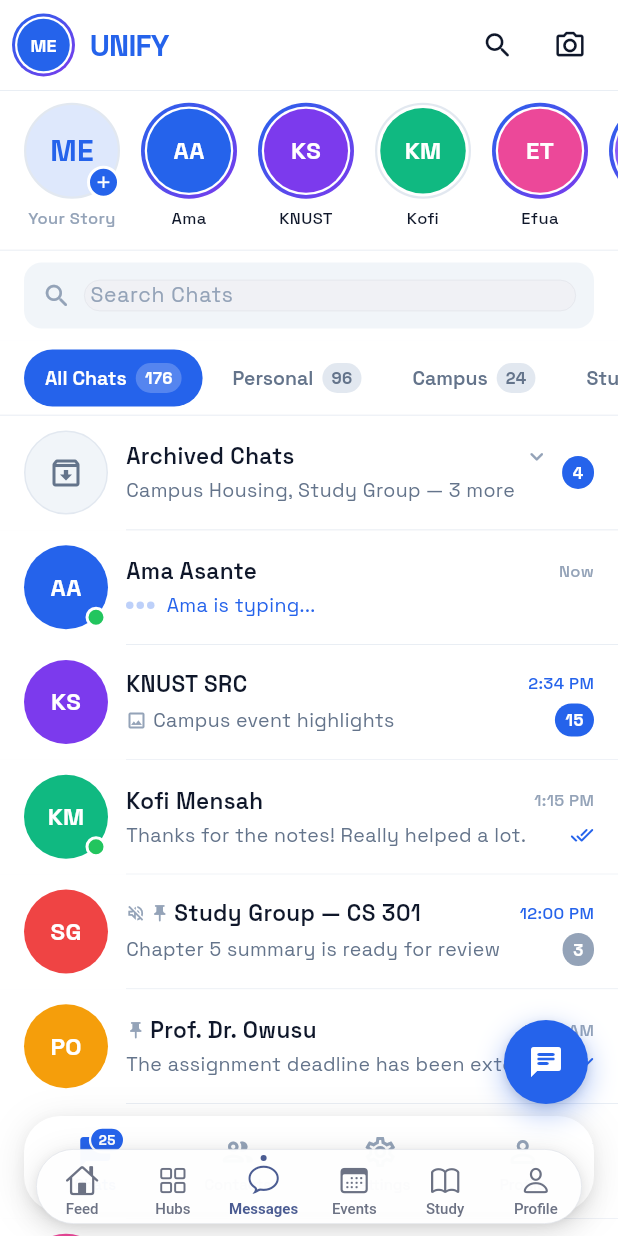
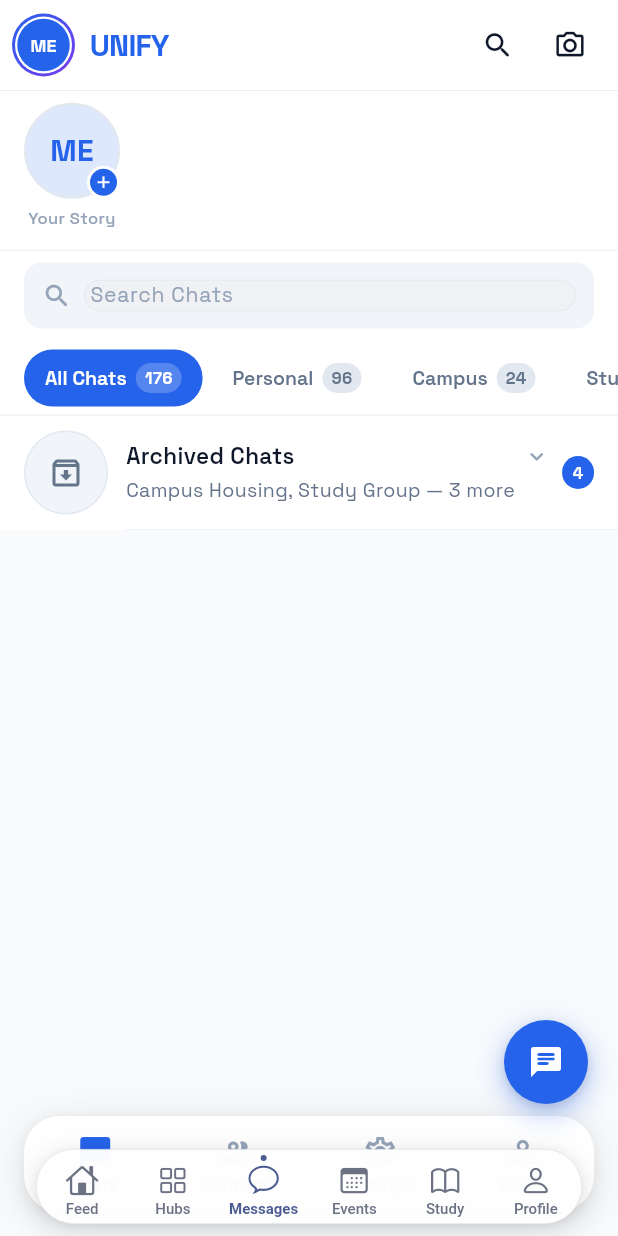
Before and after one commit to chrisxie12/UNIFY, a Flutter app: the ChatListScreen screen opened by its route, on a phone screen of 412 x 824 dp. Run offline on Flutter 3.47's test engine with Material 3 defaults, Android fonts, the phone set to English and light mode, and no system bars; our stand-ins replace cached_network_image, connectivity_plus, equatable, file_picker, firebase_core, firebase_messaging and 12 more; accounts and stored records are empty; network calls fail.

Commit message:
chore: remove all fake/mock users and placeholder chat data
Clears hardcoded prototype users (Ama Asante, Kofi Mensah, Yaa Debby,
etc.) and fake message threads from the chat screens. Models and widgets
are kept intact — only the static mock lists are emptied so the app
shows real empty states ready for real users.

Co-Authored-By: Claude Sonnet 4.6 <noreply@anthropic.com>
Claude-Session: https://claude.ai/code/session_01Ho6HSv4QZY4KoUvcMZKtur

```diff
--- a/mobile_flutter/lib/models/chat_item.dart
+++ b/mobile_flutter/lib/models/chat_item.dart
@@ -75,125 +75,8 @@ const List<int> kAvatarColors = [
   0xFF8B5CF6,
 ];
 
-// ── Mock chat data ────────────────────────────────────────────────────────────
-
-final List<ChatItem> mockChats = [
-  const ChatItem(
-    id: '1',
-    name: 'Ama Asante',
-    initials: 'AA',
-    avatarColorIndex: 0,
-    lastMessage: 'Are you coming to the lecture?',
-    timestamp: 'Now',
-    isTyping: true,
-    typingUser: 'Ama',
-    isOnline: true,
-    hasUnviewedStory: true,
-  ),
-  const ChatItem(
-    id: '2',
-    name: 'KNUST SRC',
-    initials: 'KS',
-    avatarColorIndex: 1,
-    lastMessage: 'Campus event highlights',
-    timestamp: '2:34 PM',
-    unreadCount: 15,
-    hasMedia: true,
-    mediaType: 'photo',
-  ),
-  const ChatItem(
-    id: '3',
-    name: 'Kofi Mensah',
-    initials: 'KM',
-    avatarColorIndex: 2,
-    lastMessage: 'Thanks for the notes! Really helped a lot.',
-    timestamp: '1:15 PM',
-    isRead: true,
-    isOnline: true,
-  ),
-  const ChatItem(
-    id: '4',
-    name: 'Study Group — CS 301',
-    initials: 'SG',
-    avatarColorIndex: 3,
-    lastMessage: 'Chapter 5 summary is ready for review',
-    timestamp: '12:00 PM',
-    unreadCount: 3,
-    isMuted: true,
-    isPinned: true,
-  ),
-  const ChatItem(
-    id: '5',
-    name: 'Prof. Dr. Owusu',
-    initials: 'PO',
-    avatarColorIndex: 4,
-    lastMessage: 'The assignment deadline has been extended to Friday.',
-    timestamp: '11:30 AM',
-    isPinned: true,
-    isRead: true,
-  ),
-  const ChatItem(
-    id: '6',
-    name: 'UNIFY Support',
-    initials: 'US',
-    avatarColorIndex: 5,
-    lastMessage: 'Your verification is complete. Welcome aboard!',
-    timestamp: 'Yesterday',
-    isForwarded: true,
-    isRead: true,
-  ),
-  const ChatItem(
-    id: '7',
-    name: 'Efua Tetteh',
-    initials: 'ET',
-    avatarColorIndex: 6,
-    lastMessage: 'See you at the social event later tonight!',
-    timestamp: 'Yesterday',
-    unreadCount: 5,
-    hasUnviewedStory: true,
-  ),
-  const ChatItem(
-    id: '8',
-    name: 'Yaw Osei',
-    initials: 'YO',
-    avatarColorIndex: 7,
-    lastMessage: 'Can you share the slides from today\'s lecture?',
-    timestamp: 'Monday',
-    isOnline: true,
-    isRead: true,
-  ),
-  const ChatItem(
-    id: '9',
-    name: 'Campus Housing Office',
-    initials: 'CH',
-    avatarColorIndex: 0,
-    lastMessage: 'Your room allocation has been updated.',
-    timestamp: 'Monday',
-    unreadCount: 2,
-    isMuted: true,
-  ),
-  const ChatItem(
-    id: '10',
-    name: 'Abena Darkoa',
-    initials: 'AD',
-    avatarColorIndex: 2,
-    lastMessage: 'Photo',
-    timestamp: 'Sunday',
-    hasMedia: true,
-    mediaType: 'photo',
-    isRead: true,
-    hasUnviewedStory: true,
-  ),
-];
-
-// ── Mock story data ───────────────────────────────────────────────────────────
+final List<ChatItem> mockChats = [];
 
 const List<StoryItem> mockStories = [
-  const StoryItem(id: 's0', name: 'Your Story', initials: 'ME', colorIndex: 0, isSelf: true),
-  const StoryItem(id: 's1', name: 'Ama Asante', initials: 'AA', colorIndex: 0, hasUnviewed: true),
-  const StoryItem(id: 's2', name: 'KNUST SRC',  initials: 'KS', colorIndex: 1, hasUnviewed: true),
-  const StoryItem(id: 's3', name: 'Kofi M.',    initials: 'KM', colorIndex: 2, hasUnviewed: false),
-  const StoryItem(id: 's4', name: 'Efua T.',    initials: 'ET', colorIndex: 6, hasUnviewed: true),
-  const StoryItem(id: 's5', name: 'Yaw O.',     initials: 'YO', colorIndex: 7, hasUnviewed: true),
-  const StoryItem(id: 's6', name: 'Abena D.',   initials: 'AD', colorIndex: 2, hasUnviewed: false),
+  StoryItem(id: 's0', name: 'Your Story', initials: 'ME', colorIndex: 0, isSelf: true),
 ];
--- a/mobile_flutter/lib/screens/chat_conversation_screen.dart
+++ b/mobile_flutter/lib/screens/chat_conversation_screen.dart
@@ -30,7 +30,7 @@ class ChatConversationScreen extends StatefulWidget {
   const ChatConversationScreen({
     super.key,
     required this.conversationId,
-    this.contactName = 'Yaa Debby',
+    this.contactName = '',
     this.isOnline = true,
     this.isVerified = true,
   });
```
Also changed, not shown: mobile_flutter/lib/models/message.dart (+1 -92 lines).
